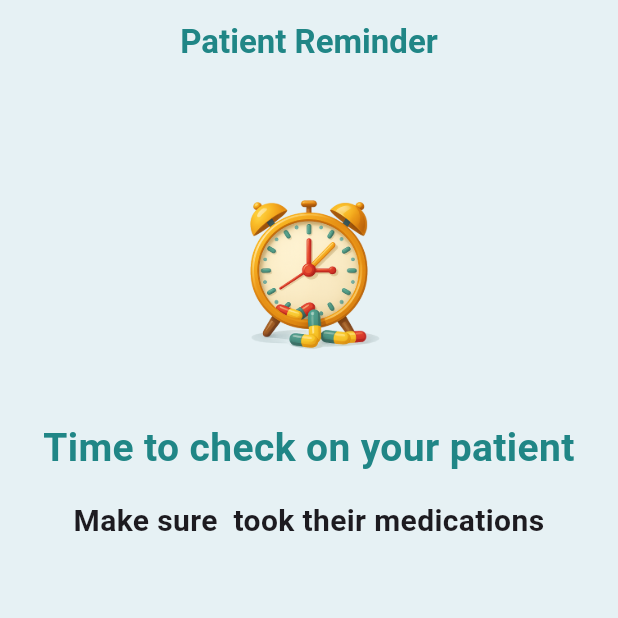
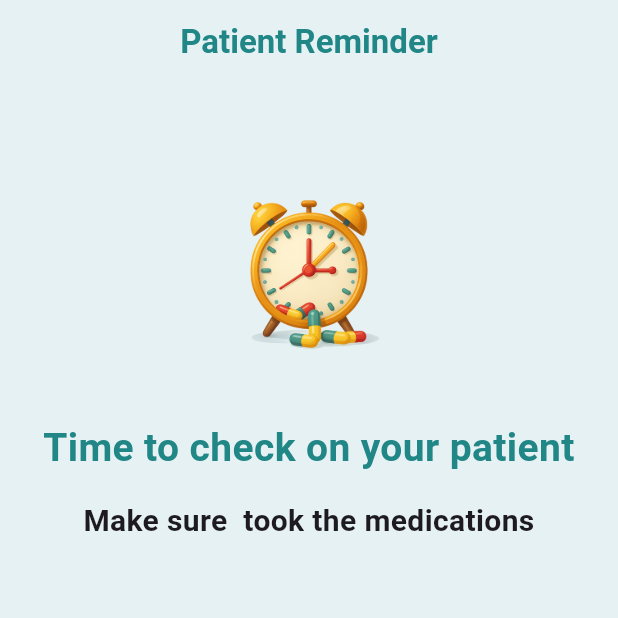
Before and after one commit to yaeltanami/mediminder, a Flutter app: the CaregiverReminderScreen screen opened directly with empty values, on a phone screen of 412 x 824 dp, the top half of it. Run offline on Flutter 3.47's test engine with Material 3 defaults, Android fonts, the phone set to English and light mode, and no system bars; our stand-ins replace firebase_core, firebase_messaging; accounts and stored records are empty.

Commit message:
fix message

```diff
--- a/app/lib/screens/caregiver_reminder_screen.dart
+++ b/app/lib/screens/caregiver_reminder_screen.dart
@@ -37,7 +37,7 @@ class CaregiverReminderScreen extends StatelessWidget {
             Image.asset('assets/images/welcome.png', width: 140, height: 140),
             const SizedBox(height: 30),
             Text(
-             'Time to check on your patient',
+              'Time to check on your patient',
               textAlign: TextAlign.center,
               style: TextStyle(
                 fontSize: 26,
@@ -47,7 +47,7 @@ class CaregiverReminderScreen extends StatelessWidget {
             ),
             const SizedBox(height: 16),
             Text(
-               "Make sure $patientName took their medications",
+              "Make sure $patientName took the medications",
               textAlign: TextAlign.center,
               style: const TextStyle(fontSize: 20, fontWeight: FontWeight.w600),
             ),
@@ -60,7 +60,10 @@ class CaregiverReminderScreen extends StatelessWidget {
                   return Card(
                     margin: const EdgeInsets.symmetric(vertical: 8),
                     child: ListTile(
-                      leading: const Icon(Icons.medication, color: Color(0xFF208686)),
+                      leading: const Icon(
+                        Icons.medication,
+                        color: Color(0xFF208686),
+                      ),
                       title: Text(med['medicationName'] ?? ''),
                       subtitle: Text('Slot: ${med['slotNumber'] ?? ''}'),
                     ),
@@ -69,27 +72,6 @@ class CaregiverReminderScreen extends StatelessWidget {
               ),
             ),
             const SizedBox(height: 40),
-            // ElevatedButton.icon(
-            //   onPressed: () {
-            //     Navigator.pop(context);
-            //   },
-            //   icon: const Icon(Icons.check_circle_outline),
-            //   label: const Text('Checked In'),
-            //   style: ElevatedButton.styleFrom(
-            //     backgroundColor: Colors.white,
-            //     foregroundColor: mainColor,
-            //     minimumSize: const Size.fromHeight(50),
-            //     shape: RoundedRectangleBorder(
-            //       borderRadius: BorderRadius.circular(30),
-            //       side: BorderSide(color: mainColor, width: 2),
-            //     ),
-            //     textStyle: const TextStyle(
-            //       fontSize: 18,
-            //       fontWeight: FontWeight.bold,
-            //       fontFamily: 'Urbanist',
-            //     ),
-            //   ),
-            // ),
           ],
         ),
       ),
```
